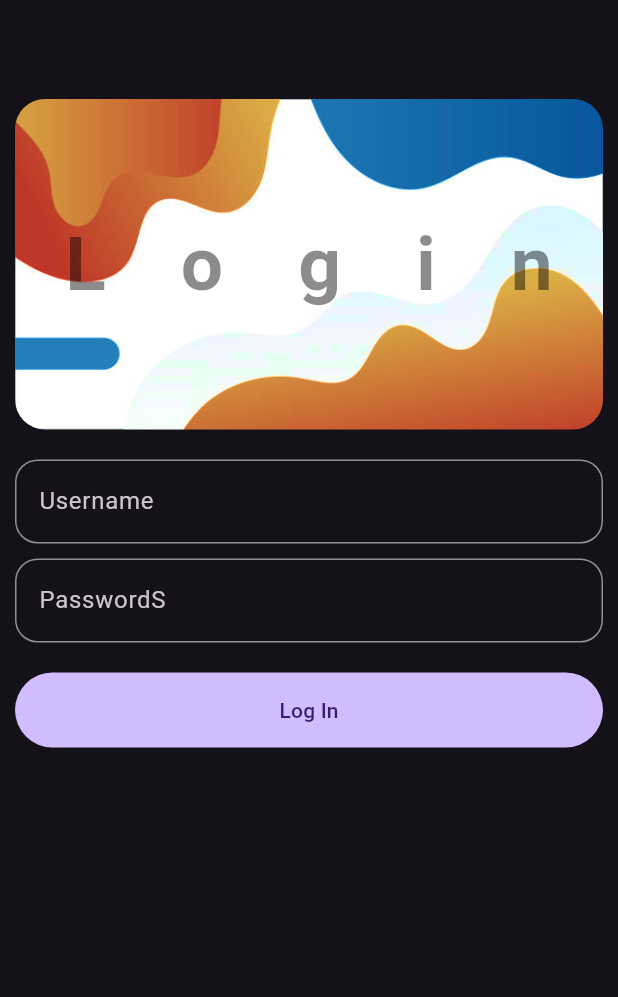
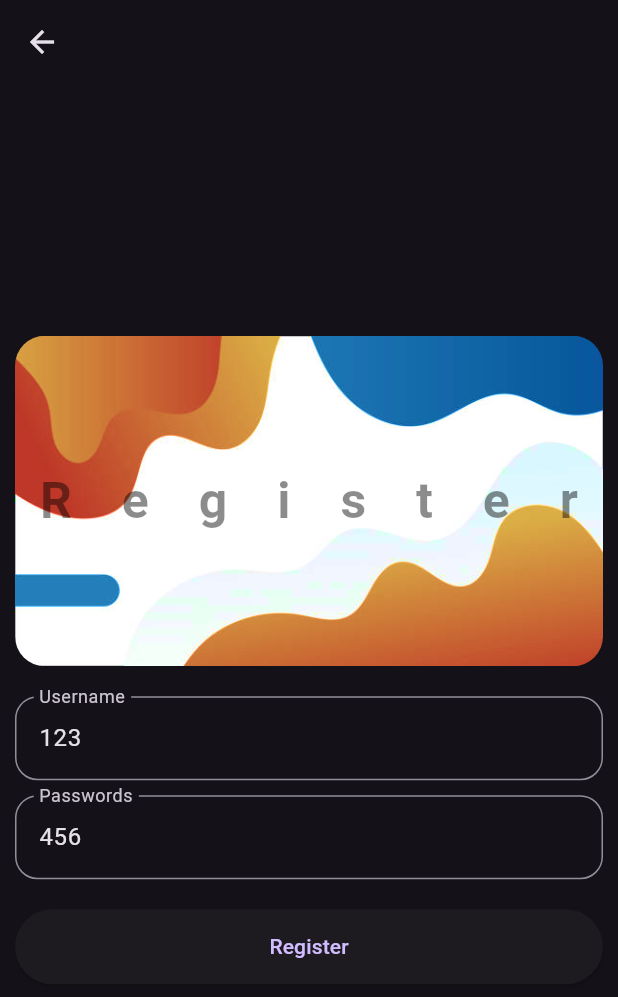
Before and after one commit to MykhailoZaichenko/first_app, a Flutter app: the screen it shows after launch, after a tap on "Get Started", on a phone screen of 412 x 824 dp. Shown: the top 997 px of the screen. Run offline on Flutter 3.47's test engine with Material 3 defaults, Android fonts, the phone set to English and light mode, and no system bars; our stand-ins replace lottie.

Commit message:
log in check

```diff
--- a/lib/views/pages/home_page.dart
+++ b/lib/views/pages/home_page.dart
@@ -9,6 +9,7 @@ class HomePage extends StatelessWidget {
   Widget build(BuildContext context) {
     return Padding(
       padding: EdgeInsetsGeometry.all(20.0),
+      child: SingleChildScrollView(
         child: Column(
           children: [
             HeroWidget(title: "Flutter  menu"),
@@ -36,6 +37,7 @@ class HomePage extends StatelessWidget {
             ),
           ],
         ),
+      ),
     );
   }
 }
--- a/lib/views/pages/login_page.dart
+++ b/lib/views/pages/login_page.dart
@@ -3,15 +3,18 @@ import 'package:first_app/views/widgets/hero_widget.dart';
 import 'package:flutter/material.dart';
 
 class LoginPage extends StatefulWidget {
-  const LoginPage({super.key});
+  const LoginPage({super.key, required this.title});
 
+  final String title;
   @override
   State<LoginPage> createState() => _LoginPageState();
 }
 
 class _LoginPageState extends State<LoginPage> {
-  TextEditingController controllerEmail = TextEditingController();
-  TextEditingController controllerPassword = TextEditingController();
+  TextEditingController controllerEmail = TextEditingController(text: '123');
+  TextEditingController controllerPassword = TextEditingController(text: '456');
+  String confirmedEmail = '123';
+  String confirmedPassword = '456';
   // @override
   // void initState() {
   //   print('inti state called');
@@ -29,11 +32,13 @@ class _LoginPageState extends State<LoginPage> {
   Widget build(BuildContext context) {
     return Scaffold(
       appBar: AppBar(),
-      body: Padding(
+      body: Center(
+        child: SingleChildScrollView(
+          child: Padding(
             padding: const EdgeInsets.all(10.0),
             child: Column(
               children: [
-            HeroWidget(title: 'Login'),
+                HeroWidget(title: widget.title),
                 SizedBox(height: 20.0),
                 TextField(
                   controller: controllerEmail,
@@ -56,15 +61,34 @@ class _LoginPageState extends State<LoginPage> {
                       borderRadius: BorderRadius.circular(15.0),
                     ),
                     hintText: 'Enter paswsword',
-                labelText: 'PasswordS',
+                    labelText: 'Passwords',
                   ),
                   onEditingComplete: () {
                     setState(() {});
                   },
                 ),
                 SizedBox(height: 20.0),
-            FilledButton(
+                ElevatedButton(
                   onPressed: () {
+                    onLoginPressed();
+                  },
+                  style: ElevatedButton.styleFrom(
+                    minimumSize: Size(double.infinity, 50.0),
+                  ),
+                  child: Text(widget.title),
+                ),
+              ],
+            ),
+          ),
+        ),
+      ),
+    );
+  }
+
+  void onLoginPressed() {
+    String email = controllerEmail.text;
+    String password = controllerPassword.text;
+    if (confirmedEmail == email && confirmedPassword == password) {
       Navigator.pushReplacement(
         context,
         MaterialPageRoute(
@@ -73,15 +97,13 @@ class _LoginPageState extends State<LoginPage> {
           },
         ),
       );
-              },
-              style: FilledButton.styleFrom(
-                minimumSize: Size(double.infinity, 50.0),
-              ),
-              child: const Text("Log In"),
-            ),
-          ],
-        ),
+    } else {
+      ScaffoldMessenger.of(context).showSnackBar(
+        SnackBar(
+          content: Text('Invalid username or password'),
+          duration: Duration(seconds: 2),
         ),
       );
     }
   }
+}
--- a/lib/views/pages/welcome_page.dart
+++ b/lib/views/pages/welcome_page.dart
@@ -1,6 +1,4 @@
 import 'package:first_app/views/pages/login_page.dart';
-import 'package:first_app/views/widget_tree.dart';
-import 'package:first_app/views/widgets/hero_widget.dart';
 import 'package:flutter/material.dart';
 import 'package:lottie/lottie.dart';
 
@@ -10,13 +8,15 @@ class WelcomePage extends StatelessWidget {
   @override
   Widget build(BuildContext context) {
     return Scaffold(
-      body: Padding(
+      body: Center(
+        child: SingleChildScrollView(
+          child: Padding(
             padding: const EdgeInsets.all(20.0),
             child: Column(
               mainAxisAlignment: MainAxisAlignment.center,
               children: [
                 // HeroWidget(),
-            Lottie.asset('assets/lotties/city.json'),
+                Lottie.asset('assets/lotties/city.json', height: 400.0),
                 FittedBox(
                   child: Text(
                     "Gym App",
@@ -30,11 +30,11 @@ class WelcomePage extends StatelessWidget {
                 SizedBox(height: 20.0),
                 FilledButton(
                   onPressed: () {
-                Navigator.pushReplacement(
+                    Navigator.push(
                       context,
                       MaterialPageRoute(
                         builder: (context) {
-                      return const LoginPage();
+                          return const LoginPage(title: 'Register');
                         },
                       ),
                     );
@@ -46,11 +46,11 @@ class WelcomePage extends StatelessWidget {
                 ),
                 TextButton(
                   onPressed: () {
-                Navigator.pushReplacement(
+                    Navigator.push(
                       context,
                       MaterialPageRoute(
                         builder: (context) {
-                      return const LoginPage();
+                          return const LoginPage(title: 'Log in');
                         },
                       ),
                     );
@@ -60,6 +60,8 @@ class WelcomePage extends StatelessWidget {
               ],
             ),
           ),
+        ),
+      ),
     );
   }
 }
```
Lines whose indentation alone changed are shown as unchanged.
